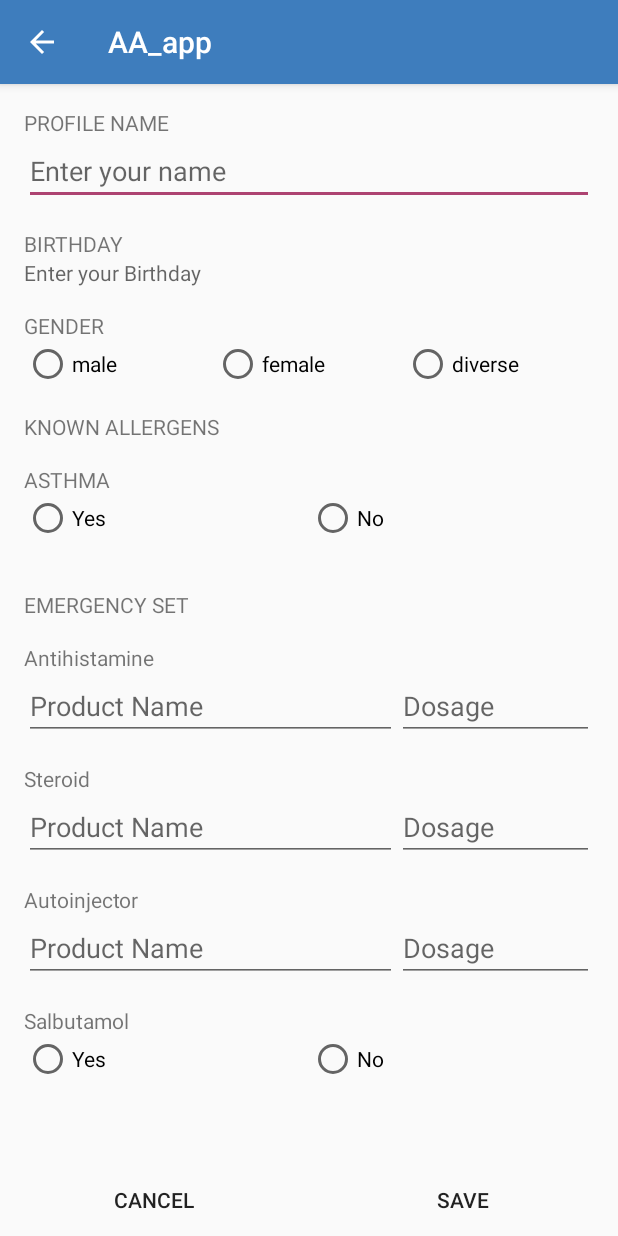
After one commit to omshill0305/Anaphylaxie-App, an Android app: the ProfileFormActivity screen opened directly, with no data from a screen before it, on a phone screen of 412 x 824 dp. The commit adds this screen. Run offline under Robolectric (Android 15) with nearby library versions, the phone set to English and light mode, and no system bars.

Commit message:
Profilformular

```diff
--- /dev/null
+++ b/app/src/main/java/com/example/olga/aa_app/ProfileFormActivity.java
@@ -0,0 +1,62 @@
+package com.example.olga.aa_app;
+
+import android.app.DatePickerDialog;
+import android.os.Bundle;
+import android.support.v7.app.AppCompatActivity;
+import android.view.View;
+import android.widget.DatePicker;
+import android.widget.TextView;
+
+import java.text.DateFormat;
+import java.util.Calendar;
+
+public class ProfileFormActivity extends AppCompatActivity {
+
+    DatePickerDialog birthdayPicker;
+
+    @Override
+    protected void onCreate(final Bundle savedInstanceState) {
+        super.onCreate(savedInstanceState);
+        setContentView(R.layout.activity_profile_form);
+
+        final TextView textView = findViewById(R.id.birthday);
+
+        final Calendar calendar = Calendar.getInstance();
+        int day = calendar.get(Calendar.DAY_OF_MONTH);
+        int month = calendar.get(Calendar.MONTH);
+        int year = calendar.get(Calendar.YEAR);
+
+        birthdayPicker = new DatePickerDialog(ProfileFormActivity.this, R.style.BirthdayPickerStyle,
+                new DatePickerDialog.OnDateSetListener() {
+                    @Override
+                    public void onDateSet(DatePicker view, int y, int m, int d) {
+                        final Calendar calendar = Calendar.getInstance();
+                        calendar.set(y, m, d);
+                        DateFormat formatter = DateFormat.getDateInstance(DateFormat.MEDIUM);
+                        String formattedDate = formatter.format(calendar.getTime());
+                        textView.setText(formattedDate);
+                        birthdayPicker.onSaveInstanceState();
+                    }
+                }, year, month, day);
+        birthdayPicker.getDatePicker().setMaxDate(calendar.getTimeInMillis());
+
+        textView.setOnClickListener(new View.OnClickListener() {
+            @Override
+            public void onClick(View v) {
+                if (savedInstanceState != null) {
+                    birthdayPicker.onRestoreInstanceState(savedInstanceState);
+                }
+                birthdayPicker.show();
+            }
+        });
+    }
+
+    public void cancelProfileChanges(View view) {
+        //TODO: Feedback (saved/not saved)
+        super.onBackPressed();
+    }
+
+    public void saveProfileChanges(View view) {
+        //TODO: Feedback (saved/not saved)
+    }
+}
--- a/app/src/main/java/com/example/olga/aa_app/ProfileFragment.java
+++ b/app/src/main/java/com/example/olga/aa_app/ProfileFragment.java
@@ -1,12 +1,13 @@
 package com.example.olga.aa_app;
 
 
+import android.content.Intent;
 import android.os.Bundle;
 import android.support.v4.app.Fragment;
 import android.view.LayoutInflater;
 import android.view.View;
 import android.view.ViewGroup;
-
+import android.widget.Button;
 
 /**
  * A simple {@link Fragment} subclass.
@@ -23,7 +24,16 @@ public class ProfileFragment extends Fragment {
     public View onCreateView(LayoutInflater inflater, ViewGroup container,
                              Bundle savedInstanceState) {
         // Inflate the layout for this fragment
-        return inflater.inflate(R.layout.fragment_profile, container, false);
+        View rootView = inflater.inflate(R.layout.fragment_profile, container, false);
+        Button button = rootView.findViewById(R.id.profile_form_btn);
+        button.setOnClickListener(new View.OnClickListener() {
+            @Override
+            public void onClick(View view) {
+                Intent intent = new Intent(getActivity(), ProfileFormActivity.class);
+                startActivity(intent);
+            }
+        });
+        return rootView;
     }
 
 }
--- /dev/null
+++ b/app/src/main/res/layout/activity_profile_form.xml
@@ -0,0 +1,299 @@
+<?xml version="1.0" encoding="utf-8"?>
+<android.support.constraint.ConstraintLayout xmlns:android="http://schemas.android.com/apk/res/android"
+    xmlns:app="http://schemas.android.com/apk/res-auto"
+    xmlns:tools="http://schemas.android.com/tools"
+    android:layout_width="match_parent"
+    android:layout_height="match_parent"
+    tools:context=".ProfileFormActivity">
+
+    <ScrollView
+        android:id="@+id/scrollView2"
+        android:layout_width="match_parent"
+        android:layout_height="0dp"
+        android:layout_marginStart="@dimen/activity_vertical_margin"
+        android:layout_marginTop="@dimen/activity_vertical_margin"
+        android:layout_marginEnd="@dimen/activity_horizontal_margin"
+        app:layout_constraintBottom_toTopOf="@id/saveCancelDialogue"
+        app:layout_constraintEnd_toEndOf="parent"
+        app:layout_constraintStart_toStartOf="parent"
+        app:layout_constraintTop_toTopOf="parent">
+
+        <LinearLayout
+            android:layout_width="match_parent"
+            android:layout_height="wrap_content"
+            android:orientation="vertical">
+
+            <TextView
+                android:id="@+id/textView"
+                android:layout_width="match_parent"
+                android:layout_height="wrap_content"
+                android:text="@string/profile_name"
+                android:textAllCaps="true" />
+
+            <EditText
+                android:id="@+id/editText"
+                android:layout_width="match_parent"
+                android:layout_height="wrap_content"
+                android:hint="Enter your name"
+                android:inputType="textPersonName" />
+
+            <Space
+                android:layout_width="match_parent"
+                android:layout_height="@dimen/activity_horizontal_margin" />
+
+            <TextView
+                android:id="@+id/textView7"
+                android:layout_width="match_parent"
+                android:layout_height="wrap_content"
+                android:text="@string/birthday"
+                android:textAllCaps="true" />
+
+            <TextView
+                android:id="@+id/birthday"
+                android:layout_width="match_parent"
+                android:layout_height="wrap_content"
+                android:hint="Enter your Birthday"
+                android:textColor="@android:color/black" />
+
+            <Space
+                android:layout_width="match_parent"
+                android:layout_height="@dimen/activity_horizontal_margin" />
+
+            <TextView
+                android:id="@+id/textView2"
+                android:layout_width="match_parent"
+                android:layout_height="wrap_content"
+                android:text="@string/gender"
+                android:textAllCaps="true" />
+
+            <RadioGroup
+                android:layout_width="match_parent"
+                android:layout_height="match_parent"
+                android:orientation="horizontal">
+
+                <RadioButton
+                    android:id="@+id/radioButton3"
+                    android:layout_width="match_parent"
+                    android:layout_height="wrap_content"
+                    android:layout_weight="1"
+                    android:text="@string/male" />
+
+                <RadioButton
+                    android:layout_width="match_parent"
+                    android:layout_height="wrap_content"
+                    android:layout_weight="1"
+                    android:text="@string/female" />
+
+                <RadioButton
+                    android:layout_width="match_parent"
+                    android:layout_height="wrap_content"
+                    android:layout_weight="1"
+                    android:text="@string/diverse" />
+            </RadioGroup>
+
+            <Space
+                android:layout_width="match_parent"
+                android:layout_height="@dimen/activity_horizontal_margin" />
+
+            <TextView
+                android:id="@+id/textView3"
+                android:layout_width="match_parent"
+                android:layout_height="wrap_content"
+                android:text="@string/known_allergens"
+                android:textAllCaps="true" />
+
+            <Space
+                android:layout_width="match_parent"
+                android:layout_height="@dimen/activity_horizontal_margin" />
+
+            <TextView
+                android:id="@+id/textView4"
+                android:layout_width="match_parent"
+                android:layout_height="wrap_content"
+                android:text="@string/asthma"
+                android:textAllCaps="true" />
+
+            <RadioGroup
+                android:layout_width="match_parent"
+                android:layout_height="match_parent"
+                android:orientation="horizontal">
+
+                <RadioButton
+                    android:layout_width="match_parent"
+                    android:layout_height="wrap_content"
+                    android:layout_weight="1"
+                    android:text="@string/yes" />
+
+                <RadioButton
+                    android:layout_width="match_parent"
+                    android:layout_height="wrap_content"
+                    android:layout_weight="1"
+                    android:text="@string/no" />
+            </RadioGroup>
+
+            <Space
+                android:layout_width="match_parent"
+                android:layout_height="@dimen/activity_horizontal_margin"
+                android:layout_weight="1" />
+
+            <Space
+                android:layout_width="match_parent"
+                android:layout_height="@dimen/activity_horizontal_margin"
+                android:layout_weight="1" />
+
+            <TextView
+                android:id="@+id/textView5"
+                android:layout_width="match_parent"
+                android:layout_height="wrap_content"
+                android:text="@string/emergency_set"
+                android:textAllCaps="true" />
+
+            <Space
+                android:layout_width="match_parent"
+                android:layout_height="@dimen/activity_horizontal_margin" />
+
+            <TextView
+                android:id="@+id/textView8"
+                android:layout_width="match_parent"
+                android:layout_height="wrap_content"
+                android:text="@string/antihistamine" />
+
+            <LinearLayout
+                android:layout_width="match_parent"
+                android:layout_height="match_parent"
+                android:orientation="horizontal">
+
+                <EditText
+                    android:layout_width="wrap_content"
+                    android:layout_height="wrap_content"
+                    android:layout_weight="2"
+                    android:hint="@string/product_name"
+                    android:inputType="textPersonName" />
+
+                <EditText
+                    android:layout_width="wrap_content"
+                    android:layout_height="wrap_content"
+                    android:layout_weight="1"
+                    android:hint="@string/dosage"
+                    android:inputType="textPersonName" />
+            </LinearLayout>
+
+            <Space
+                android:layout_width="match_parent"
+                android:layout_height="@dimen/activity_horizontal_margin" />
+
+            <TextView
+                android:id="@+id/textView9"
+                android:layout_width="match_parent"
+                android:layout_height="wrap_content"
+                android:text="@string/steroid" />
+
+            <LinearLayout
+                android:layout_width="match_parent"
+                android:layout_height="match_parent"
+                android:orientation="horizontal">
+
+                <EditText
+                    android:layout_width="wrap_content"
+                    android:layout_height="wrap_content"
+                    android:layout_weight="2"
+                    android:hint="@string/product_name"
+                    android:inputType="textPersonName" />
+
+                <EditText
+                    android:layout_width="wrap_content"
+                    android:layout_height="wrap_content"
+                    android:layout_weight="1"
+                    android:hint="@string/dosage"
+                    android:inputType="textPersonName" />
+            </LinearLayout>
+
+            <Space
+                android:layout_width="match_parent"
+                android:layout_height="@dimen/activity_horizontal_margin" />
+
+            <TextView
+                android:id="@+id/textView10"
+                android:layout_width="match_parent"
+                android:layout_height="wrap_content"
+                android:text="@string/autoinjector" />
+
+            <LinearLayout
+                android:layout_width="match_parent"
+                android:layout_height="match_parent"
+                android:orientation="horizontal">
+
+                <EditText
+                    android:layout_width="wrap_content"
+                    android:layout_height="wrap_content"
+                    android:layout_weight="2"
+                    android:hint="@string/product_name"
+                    android:inputType="textPersonName" />
+
+                <EditText
+                    android:layout_width="wrap_content"
+                    android:layout_height="wrap_content"
+                    android:layout_weight="1"
+                    android:hint="@string/dosage"
+                    android:inputType="textPersonName" />
+            </LinearLayout>
+
+            <Space
+                android:layout_width="match_parent"
+                android:layout_height="@dimen/activity_horizontal_margin" />
+
+            <TextView
+                android:id="@+id/textView6"
+                android:layout_width="match_parent"
+                android:layout_height="wrap_content"
+                android:text="@string/salbutamol" />
+
+            <RadioGroup
+                android:layout_width="match_parent"
+                android:layout_height="match_parent"
+                android:orientation="horizontal">
+
+                <RadioButton
+                    android:layout_width="match_parent"
+                    android:layout_height="wrap_content"
+                    android:layout_weight="1"
+                    android:text="@string/yes" />
+
+                <RadioButton
+                    android:layout_width="match_parent"
+                    android:layout_height="wrap_content"
+                    android:layout_weight="1"
+                    android:text="@string/no" />
+            </RadioGroup>
+        </LinearLayout>
+    </ScrollView>
+
+    <LinearLayout
+        android:id="@+id/saveCancelDialogue"
+        android:layout_width="match_parent"
+        android:layout_height="wrap_content"
+        android:orientation="horizontal"
+        app:layout_constraintBottom_toBottomOf="parent"
+        app:layout_constraintEnd_toEndOf="parent"
+        app:layout_constraintStart_toStartOf="parent">
+
+        <Button
+            android:id="@+id/button"
+            style="@android:style/Widget.Material.Button.Borderless"
+            android:layout_width="wrap_content"
+            android:layout_height="wrap_content"
+            android:layout_weight="1"
+            android:onClick="cancelProfileChanges"
+            android:text="@android:string/cancel" />
+
+        <Button
+            android:id="@+id/button2"
+            style="@android:style/Widget.Material.Button.Borderless"
+            android:layout_width="wrap_content"
+            android:layout_height="wrap_content"
+            android:layout_weight="1"
+            android:onClick="saveProfileChanges"
+            android:text="@string/save" />
+    </LinearLayout>
+
+</android.support.constraint.ConstraintLayout>
--- a/app/src/main/res/layout/fragment_profile.xml
+++ b/app/src/main/res/layout/fragment_profile.xml
@@ -6,9 +6,11 @@
     tools:context=".ProfileFragment">
 
     <!-- TODO: Update blank fragment layout -->
-    <TextView
-        android:layout_width="match_parent"
-        android:layout_height="match_parent"
-        android:text="Profile erstellen!" />
+
+    <Button
+        android:id="@+id/profile_form_btn"
+        android:layout_width="wrap_content"
+        android:layout_height="wrap_content"
+        android:text="Profil anlegen" />
 
 </FrameLayout>
--- a/app/src/main/res/values/styles.xml
+++ b/app/src/main/res/values/styles.xml
@@ -13,6 +13,14 @@
         <item name="windowNoTitle">true</item>
     </style>
 
+    <style name="BirthdayPickerStyle" parent="android:Theme.Material.Light.Dialog">
+        <item name="android:datePickerStyle">@style/BirthdayPicker</item>
+    </style>
+
+    <style name="BirthdayPicker" parent="android:Widget.Material.DatePicker">
+        <item name="android:datePickerMode">spinner</item>
+    </style>
+
     <style name="AppTheme.AppBarOverlay" parent="ThemeOverlay.AppCompat.Dark.ActionBar" />
 
     <style name="AppTheme.PopupOverlay" parent="ThemeOverlay.AppCompat.Light" />
```
Also changed, not shown: app/src/main/AndroidManifest.xml (+6 -4 lines).
